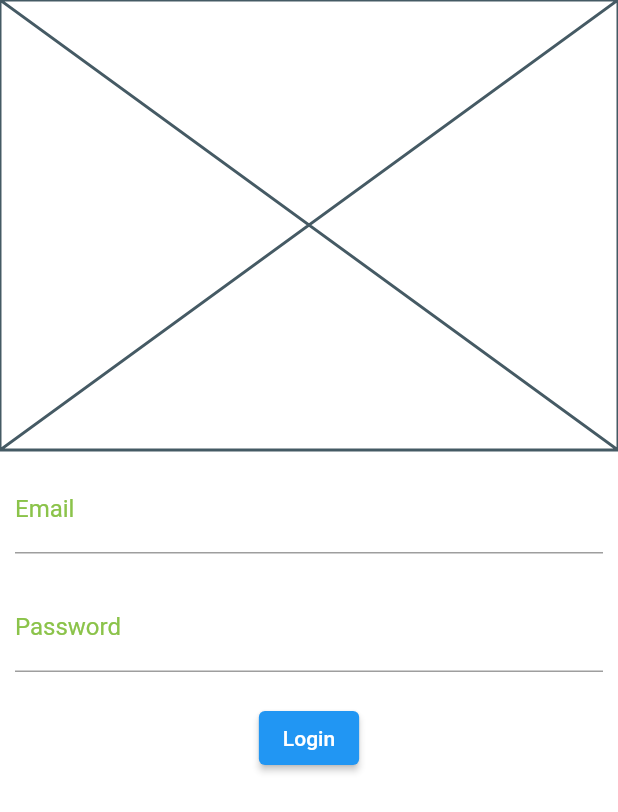
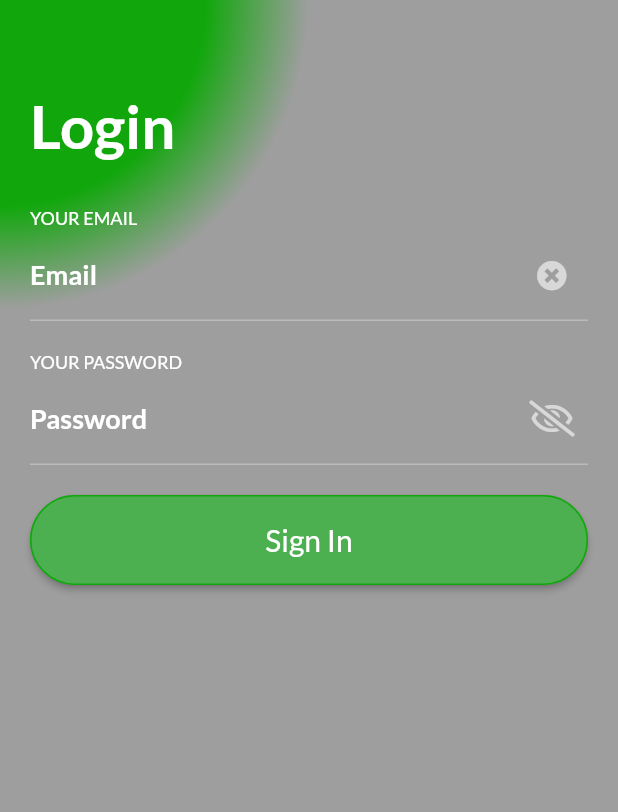
Before and after one commit to saustint11/qwiku-mobile-testing, a Flutter app: the screen it shows after launch, on a phone screen of 412 x 824 dp. Shown: the top 812 px of the screen. Run offline on Flutter 3.47's test engine with Material 2 defaults, Android fonts, the phone set to English and light mode, and no system bars; our stand-ins replace flutter_secure_storage, font_awesome_flutter, get, get_storage, google_fonts.

Commit message:
Added a way better looking login UI - took inspiration from Taskez

```diff
--- /dev/null
+++ b/qwiku/lib/app/core/global_widgets/backgrounds/radial_background.dart
@@ -0,0 +1,25 @@
+import 'package:flutter/material.dart';
+
+// ignore: must_be_immutable
+class GreyRadialBackground extends StatelessWidget {
+  final String position;
+  final Color color;
+  var list = List.generate(
+    3,
+    (index) => Color(0xFF11a70c),
+  );
+  GreyRadialBackground({required this.color, required this.position});
+  @override
+  Widget build(BuildContext context) {
+    return Center(
+        child: Container(
+            decoration: BoxDecoration(
+      gradient: RadialGradient(
+        colors: [...list, this.color],
+        center: (position == "bottomRight")
+            ? Alignment(2.0, 2.0)
+            : Alignment(-1.0, -1.0),
+      ),
+    )));
+  }
+}
--- /dev/null
+++ b/qwiku/lib/app/core/global_widgets/forms/form_input_with_label.dart
@@ -0,0 +1,91 @@
+import 'package:flutter/material.dart';
+import 'package:font_awesome_flutter/font_awesome_flutter.dart';
+import 'package:google_fonts/google_fonts.dart';
+import 'package:qwiku/app/core/global_widgets/spacing/app_spacing.dart';
+
+class LabelledFormInput extends StatelessWidget {
+  final String label;
+  final String placeholder;
+  final String? value;
+  final String keyboardType;
+  final bool obscureText;
+  final TextEditingController controller;
+  const LabelledFormInput(
+      {Key? key,
+      required this.placeholder,
+      required this.keyboardType,
+      required this.controller,
+      required this.obscureText,
+      required this.label,
+      this.value})
+      : super(key: key);
+
+  @override
+  Widget build(BuildContext context) {
+    return Column(
+      mainAxisAlignment: MainAxisAlignment.start,
+      crossAxisAlignment: CrossAxisAlignment.start,
+      children: [
+        AppSpaces.verticalSpace10,
+        Text(label.toUpperCase(),
+            textAlign: TextAlign.left,
+            style: GoogleFonts.lato(
+                fontSize: 12,
+                //fontWeight: FontWeight.bold,
+                color: Colors.white)),
+        TextFormField(
+          controller: controller,
+
+          style: GoogleFonts.lato(
+              fontWeight: FontWeight.bold, fontSize: 18, color: Colors.white),
+          onTap: () {},
+          keyboardType: keyboardType == "text"
+              ? TextInputType.text
+              : TextInputType.number,
+          //initialValue: initialValue,
+          obscureText:
+              placeholder == 'Password' || placeholder == 'Choose a password'
+                  ? true
+                  : false,
+
+          decoration: InputDecoration(
+              contentPadding: EdgeInsets.symmetric(
+                horizontal: 0,
+                vertical: 20,
+              ),
+              suffixIcon: placeholder == "Password"
+                  ? InkWell(
+                      onTap: () {},
+                      child: Icon(
+                        obscureText
+                            ? FontAwesomeIcons.eye
+                            : FontAwesomeIcons.eyeSlash,
+                        //size: 15.0,
+                        color: Colors.white60,
+                      ))
+                  : InkWell(
+                      onTap: () {
+                        controller.text = "";
+                      },
+                      child: Icon(FontAwesomeIcons.solidTimesCircle,
+                          size: 20, color: Colors.white60),
+                    ),
+              hintText: placeholder,
+              hintStyle: GoogleFonts.lato(
+                  fontWeight: FontWeight.bold,
+                  fontSize: 18,
+                  color: Colors.white),
+              filled: false,
+              enabledBorder: UnderlineInputBorder(
+                borderSide: BorderSide(color: Colors.white30),
+              ),
+              focusedBorder: UnderlineInputBorder(
+                borderSide: BorderSide(color: Colors.white30),
+              ),
+              border: UnderlineInputBorder(
+                  borderSide: BorderSide(color: Colors.white30))),
+        ),
+      ],
+    );
+  }
+}
--- /dev/null
+++ b/qwiku/lib/app/core/global_widgets/spacing/app_spacing.dart
@@ -0,0 +1,9 @@
+import 'package:flutter/material.dart';
+
+class AppSpaces {
+  static final verticalSpace40 = SizedBox(height: 40);
+  static final verticalSpace20 = SizedBox(height: 20);
+  static final verticalSpace10 = SizedBox(height: 10);
+  static final horizontalSpace20 = SizedBox(width: 20);
+  static final horizontalSpace10 = SizedBox(width: 10);
+}
--- a/qwiku/lib/app/data/providers/api/api_provider.dart
+++ b/qwiku/lib/app/data/providers/api/api_provider.dart
@@ -1,5 +1,4 @@
 import 'dart:convert';
-import 'dart:io';
 import 'package:http/http.dart' as http;
 import 'package:meta/meta.dart';
 import 'package:get/get.dart';
--- a/qwiku/lib/app/modules/login/views/login_view.dart
+++ b/qwiku/lib/app/modules/login/views/login_view.dart
@@ -1,70 +1,71 @@
 import 'package:flutter/material.dart';
-
 import 'package:get/get.dart';
+import 'package:qwiku/app/core/global_widgets/spacing/app_spacing.dart';
 
 import '../controllers/login_controller.dart';
-import 'package:email_validator/email_validator.dart';
+
+import 'package:google_fonts/google_fonts.dart';
+import 'package:qwiku/app/core/global_widgets/backgrounds/radial_background.dart';
+import 'package:qwiku/app/modules/login/widgets/login_button.dart';
+import 'package:qwiku/app/core/global_widgets/forms/form_input_with_label.dart';
 
 class LoginView extends GetView<LoginController> {
+  TextEditingController _emailController = new TextEditingController();
+  TextEditingController _passController = new TextEditingController();
+  bool obscureText = false;
   @override
   Widget build(BuildContext context) {
     return Scaffold(
-      backgroundColor: Colors.white,
-      body: SingleChildScrollView(
+        body: Stack(children: [
+      GreyRadialBackground(
+        color: Colors.grey.shade500,
+        position: "topLeft",
+      ),
+      Padding(
+        padding: EdgeInsets.all(20.0),
         child: SafeArea(
             child: Column(
-            mainAxisAlignment: MainAxisAlignment.center,
-            children: <Widget>[
-              /// Logo should go here
-              Placeholder(
-                fallbackHeight: 300.0,
-                fallbackWidth: 300.0,
+          crossAxisAlignment: CrossAxisAlignment.start,
+          children: [
+            // NavigationBack(),
+            SizedBox(height: 40),
+            Text('Login',
+                style: GoogleFonts.lato(
+                    color: Colors.white,
+                    fontSize: 40,
+                    fontWeight: FontWeight.bold)),
+            SizedBox(
+              height: 20.0,
             ),
-              Padding(
-                padding: EdgeInsets.all(10.0),
-                child: TextField(
-                  textAlign: TextAlign.center,
-                  decoration: InputDecoration(
-                    hintText: 'Enter your email',
-                    labelText: 'Email',
-                    labelStyle: TextStyle(
-                      color: Colors.lightGreen,
+            LabelledFormInput(
+              placeholder: "Email",
+              keyboardType: "text",
+              obscureText: false,
+              controller: _emailController,
+              label: "Your Email",
             ),
+            AppSpaces.verticalSpace10,
+            LabelledFormInput(
+              placeholder: "Password",
+              keyboardType: "text",
+              controller: _passController,
+              obscureText: obscureText,
+              label: "Your Password",
             ),
-                  onChanged: (value) {
-                    /// do something with email input
-                  },
-                ),
-              ),
-              Padding(
-                padding: EdgeInsets.all(10.0),
-                child: TextField(
-                  textAlign: TextAlign.center,
-                  obscureText: true,
-                  decoration: InputDecoration(
-                    hintText: 'Enter your password',
-                    labelText: 'Password',
-                    labelStyle: TextStyle(
-                      color: Colors.lightGreen,
-                    ),
-                  ),
-                  onChanged: (value) {
-                    /// do something with password input
-                  },
-                ),
-              ),
-              SizedBox(
-                height: 10.0,
-              ),
-              ElevatedButton(
-                style: ButtonStyle(),
+            AppSpaces.verticalSpace20,
+            Container(
+              width: double.infinity,
+              height: 60,
+              child: ElevatedButton(
                   onPressed: () {},
-                child: Text('Login'),
-              ),
+                  style: LoginButtonStyles.greenRounded,
+                  child: Text('Sign In',
+                      style:
+                          GoogleFonts.lato(fontSize: 20, color: Colors.white))),
+            )
           ],
-          ),
-        ),
-      ),
-    );
+        )),
+      )
+    ]));
   }
 }
--- /dev/null
+++ b/qwiku/lib/app/modules/login/widgets/login_button.dart
@@ -0,0 +1,17 @@
+import 'package:flutter/material.dart';
+
+class LoginButtonStyles {
+  static final ButtonStyle greenRounded = ButtonStyle(
+      backgroundColor: MaterialStateProperty.all<Color>(Colors.green),
+      shape: MaterialStateProperty.all<RoundedRectangleBorder>(
+          RoundedRectangleBorder(
+              borderRadius: BorderRadius.circular(50.0),
+              side: BorderSide(color: Color(0xFF11a70c)))));
+
+  static final ButtonStyle imageRounded = ButtonStyle(
+      backgroundColor: MaterialStateProperty.all(Colors.green),
+      shape: MaterialStateProperty.all<RoundedRectangleBorder>(
+          RoundedRectangleBorder(
+              borderRadius: BorderRadius.circular(50.0),
+              side: BorderSide(color: Colors.green, width: 1))));
+}
--- a/qwiku/pubspec.yaml
+++ b/qwiku/pubspec.yaml
@@ -13,6 +13,8 @@ dependencies:
   http: 0.13.3
   flutter_secure_storage: ^4.2.1
   email_validator: 2.0.1
+  google_fonts: 2.1.0
+  font_awesome_flutter: 9.1.0
   flutter:
     sdk: flutter
 
```
Also changed, not shown: qwiku/pubspec.lock, 3 other files. Lines whose indentation alone changed are shown as unchanged.
